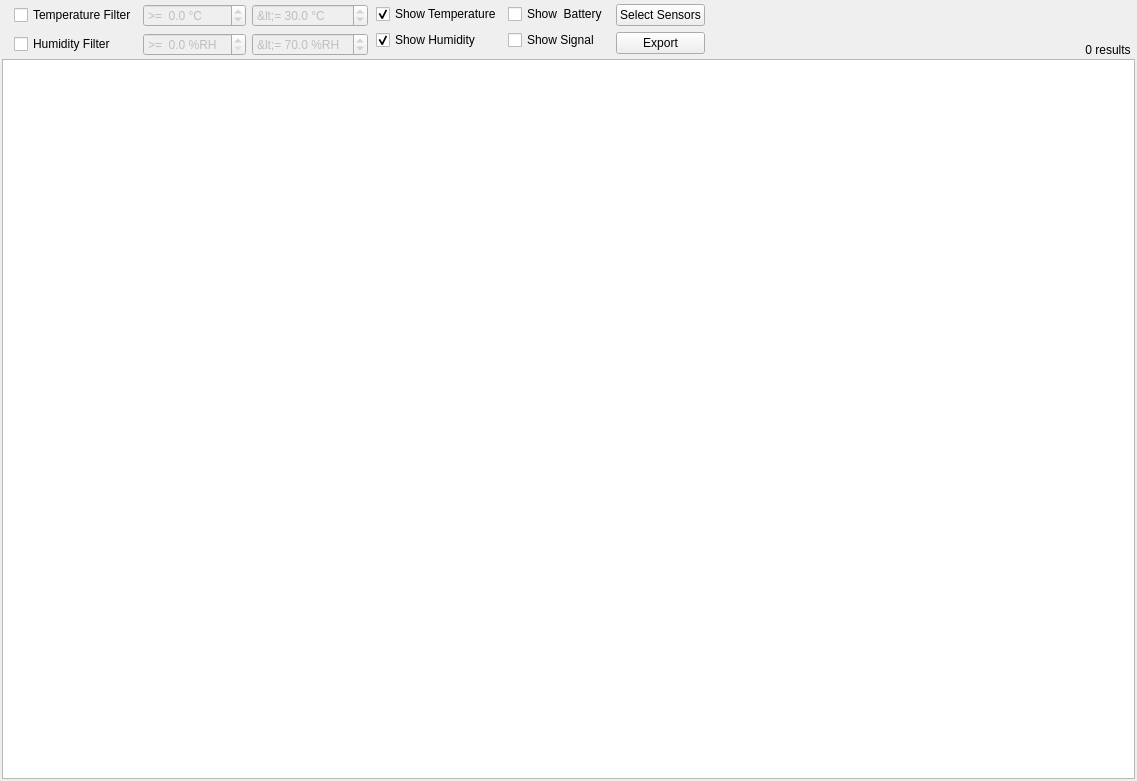
The window that manager/src/MeasurementsWidget.ui (porkmarks/sense) describes before a commit, drawn with Qt 5.
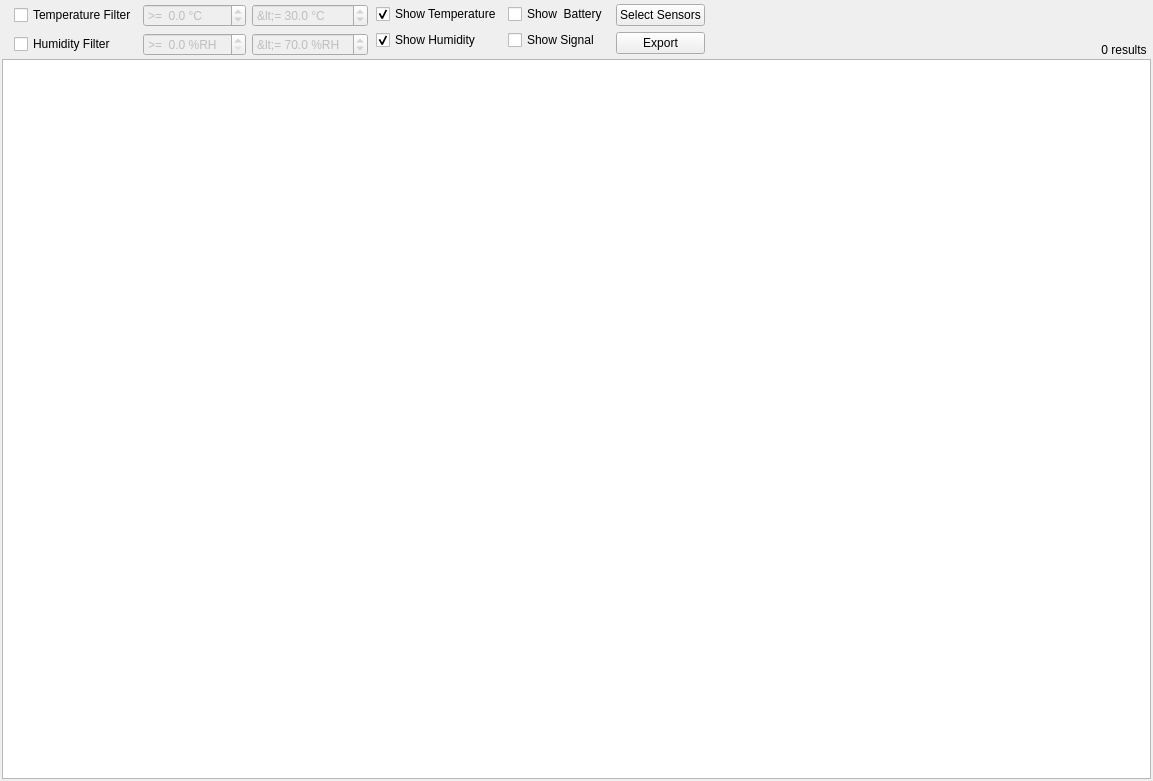
The same window after the commit. Icons and pictures are not drawn. Custom widgets are drawn as their Qt base class.

Patch:
```diff
--- a/manager/src/MeasurementsWidget.ui
+++ b/manager/src/MeasurementsWidget.ui
@@ -6,7 +6,7 @@
    <rect>
     <x>0</x>
     <y>0</y>
-    <width>1137</width>
+    <width>1153</width>
     <height>781</height>
    </rect>
   </property>
```
Left out of the diff: 15 changed lines with no effect on the pictures.
